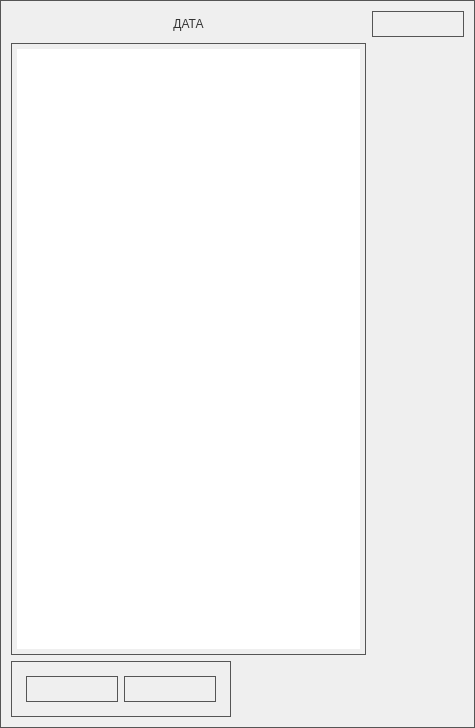
This is taskmanager/taskmanager/listalltasksform.ui in gen1izh/android as Qt 5 draws it before an edit. The edited form follows.
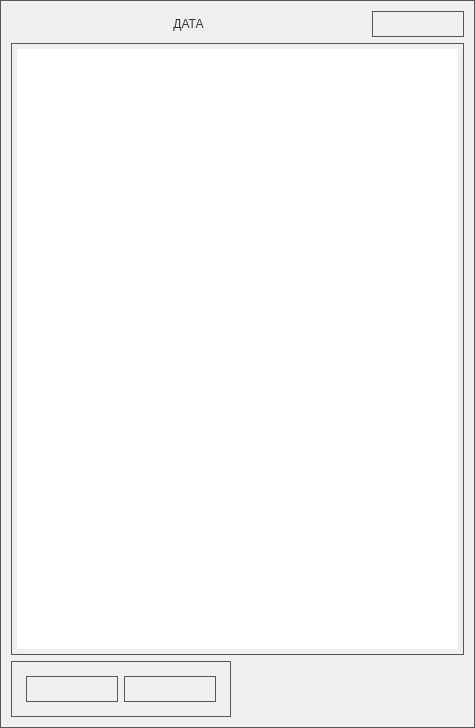
This is the edited form. Icons and pictures are not drawn.

Commit message: upd: taskmanager: сделал модели post, task, purpose

Diff of the .ui file:
```diff
--- a/taskmanager/taskmanager/listalltasksform.ui
+++ b/taskmanager/taskmanager/listalltasksform.ui
@@ -98,9 +98,6 @@
      </property>
     </widget>
    </item>
-   <item row="1" column="0">
-    <widget class="QListWidget" name="tasksList"/>
-   </item>
    <item row="2" column="0" colspan="2">
     <widget class="QGroupBox" name="groupBox_2">
      <property name="sizePolicy">
@@ -212,6 +209,9 @@
      </layout>
     </widget>
    </item>
+   <item row="1" column="0" colspan="2">
+    <widget class="QListWidget" name="tasksList"/>
+   </item>
   </layout>
  </widget>
  <resources>
```
The commit also changes 30 other files.
